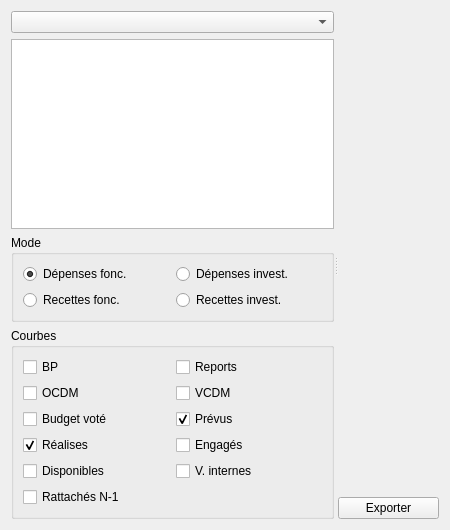
GiPiLab/ProtonClassicSuite, file formreportinggraphics.ui: the form before one commit.
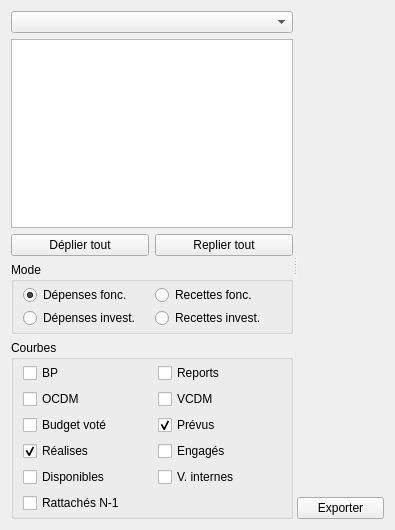
The form after the commit. Custom widgets are drawn as their Qt base class.

```diff
--- a/formreportinggraphics.ui
+++ b/formreportinggraphics.ui
@@ -6,7 +6,7 @@
    <rect>
     <x>0</x>
     <y>0</y>
-    <width>450</width>
+    <width>395</width>
     <height>530</height>
    </rect>
   </property>
@@ -19,27 +19,37 @@
      <property name="orientation">
       <enum>Qt::Horizontal</enum>
      </property>
-     <widget class="QWidget" name="layoutWidget">
-      <layout class="QVBoxLayout" name="verticalLayout">
-       <item>
-        <widget class="QComboBox" name="comboListOfReportings"/>
+     <widget class="QWidget" name="layoutWidget1">
+      <layout class="QGridLayout" name="gridLayout_3">
+       <item row="2" column="0">
+        <widget class="QPushButton" name="pushButtonExpandAll">
+         <property name="text">
+          <string>Déplier tout</string>
+         </property>
+        </widget>
        </item>
-       <item>
-        <widget class="QTreeView" name="treeView">
-         <property name="editTriggers">
-          <set>QAbstractItemView::NoEditTriggers</set>
+       <item row="2" column="1">
+        <widget class="QPushButton" name="pushButtonCollapseAll">
+         <property name="text">
+          <string>Replier tout</string>
          </property>
-         <property name="headerHidden">
-          <bool>true</bool>
-         </property>
         </widget>
        </item>
-       <item>
+       <item row="3" column="0" colspan="2">
         <widget class="QGroupBox" name="groupBox">
          <property name="title">
           <string>Mode</string>
          </property>
          <layout class="QGridLayout" name="gridLayout">
+          <property name="topMargin">
+           <number>3</number>
+          </property>
+          <property name="bottomMargin">
+           <number>3</number>
+          </property>
+          <property name="verticalSpacing">
+           <number>3</number>
+          </property>
           <item row="0" column="0">
            <widget class="QRadioButton" name="radioButtonDF">
             <property name="text">
@@ -53,17 +63,17 @@
           <item row="0" column="1">
            <widget class="QRadioButton" name="radioButtonRF">
             <property name="text">
-             <string>Dépenses invest.</string>
-            </property>
-           </widget>
-          </item>
-          <item row="1" column="0">
-           <widget class="QRadioButton" name="radioButtonDI">
-            <property name="text">
              <string>Recettes fonc.</string>
             </property>
            </widget>
           </item>
+          <item row="1" column="0">
+           <widget class="QRadioButton" name="radioButtonDI">
+            <property name="text">
+             <string>Dépenses invest.</string>
+            </property>
+           </widget>
+          </item>
           <item row="1" column="1">
            <widget class="QRadioButton" name="radioButtonRI">
             <property name="text">
@@ -74,12 +84,21 @@
          </layout>
         </widget>
        </item>
-       <item>
+       <item row="4" column="0" colspan="2">
         <widget class="QGroupBox" name="groupBoxGraphs">
          <property name="title">
           <string>Courbes</string>
          </property>
          <layout class="QGridLayout" name="gridLayout_2">
+          <property name="topMargin">
+           <number>3</number>
+          </property>
+          <property name="rightMargin">
+           <number>3</number>
+          </property>
+          <property name="bottomMargin">
+           <number>3</number>
+          </property>
           <item row="0" column="1">
            <widget class="QCheckBox" name="checkBoxReports">
             <property name="text">
@@ -166,6 +185,19 @@
          </layout>
         </widget>
        </item>
+       <item row="1" column="0" colspan="2">
+        <widget class="QTreeView" name="treeView">
+         <property name="editTriggers">
+          <set>QAbstractItemView::NoEditTriggers</set>
+         </property>
+         <property name="headerHidden">
+          <bool>true</bool>
+         </property>
+        </widget>
+       </item>
+       <item row="0" column="0" colspan="2">
+        <widget class="QComboBox" name="comboListOfReportings"/>
+       </item>
       </layout>
      </widget>
      <widget class="QWidget" name="layoutWidget">
```
